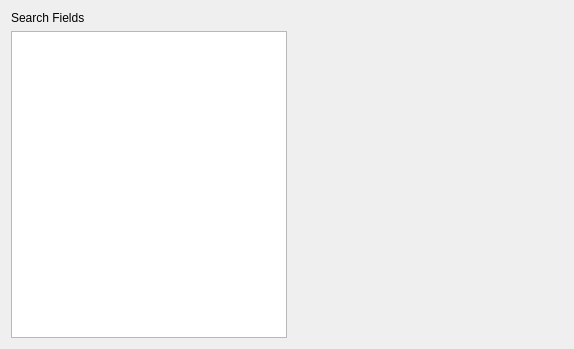
First picture: the form in src/configmanager/ui/nodewidgets/ui_searchnode.ui, repository roam-qgis/Roam, before the edit.
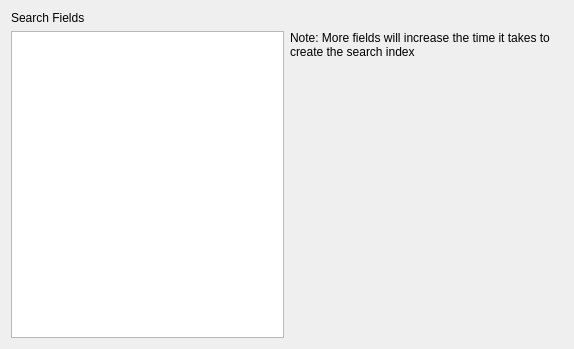
Second picture: the form after the edit.

Commit message: Add note about index time

```diff
--- a/src/configmanager/ui/nodewidgets/ui_searchnode.ui
+++ b/src/configmanager/ui/nodewidgets/ui_searchnode.ui
@@ -14,27 +14,7 @@
    <string>Form</string>
   </property>
   <layout class="QGridLayout" name="gridLayout">
-   <item row="1" column="0">
-    <widget class="QListView" name="fieldsview">
-     <property name="editTriggers">
-      <set>QAbstractItemView::NoEditTriggers</set>
-     </property>
-     <property name="selectionMode">
-      <enum>QAbstractItemView::SingleSelection</enum>
-     </property>
-     <property name="selectionBehavior">
-      <enum>QAbstractItemView::SelectRows</enum>
-     </property>
-    </widget>
-   </item>
-   <item row="0" column="0">
-    <widget class="QLabel" name="label">
-     <property name="text">
-      <string>Search Fields</string>
-     </property>
-    </widget>
-   </item>
-   <item row="1" column="1">
+   <item row="2" column="1">
     <spacer name="horizontalSpacer">
      <property name="orientation">
       <enum>Qt::Horizontal</enum>
@@ -47,6 +27,45 @@
      </property>
     </spacer>
    </item>
+   <item row="1" column="1">
+    <widget class="QLabel" name="label_2">
+     <property name="text">
+      <string>Note: More fields will increase the time it takes to create the search index </string>
+     </property>
+     <property name="alignment">
+      <set>Qt::AlignLeading|Qt::AlignLeft|Qt::AlignTop</set>
+     </property>
+     <property name="wordWrap">
+      <bool>true</bool>
+     </property>
+    </widget>
+   </item>
+   <item row="1" column="0" rowspan="2">
+    <widget class="QListView" name="fieldsview">
+     <property name="editTriggers">
+      <set>QAbstractItemView::NoEditTriggers</set>
+     </property>
+     <property name="selectionMode">
+      <enum>QAbstractItemView::SingleSelection</enum>
+     </property>
+     <property name="selectionBehavior">
+      <enum>QAbstractItemView::SelectRows</enum>
+     </property>
+    </widget>
+   </item>
+   <item row="0" column="0" colspan="2">
+    <widget class="QLabel" name="label">
+     <property name="sizePolicy">
+      <sizepolicy hsizetype="Preferred" vsizetype="Maximum">
+       <horstretch>0</horstretch>
+       <verstretch>0</verstretch>
+      </sizepolicy>
+     </property>
+     <property name="text">
+      <string>Search Fields</string>
+     </property>
+    </widget>
+   </item>
   </layout>
  </widget>
  <resources/>
```
